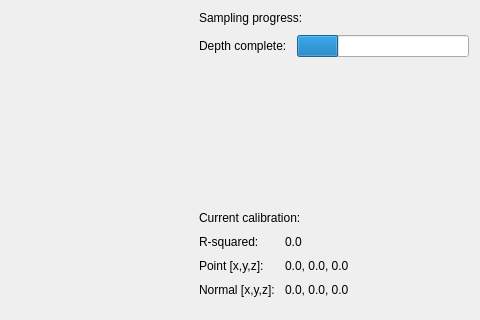
The window that core/spec_calib/forms/posecalibrationview.ui (versatran01/Galt) describes before a commit, drawn with Qt 5; both pictures show x 272 to 752 and y 0 to 320 of the 752 by 434 pixel window.
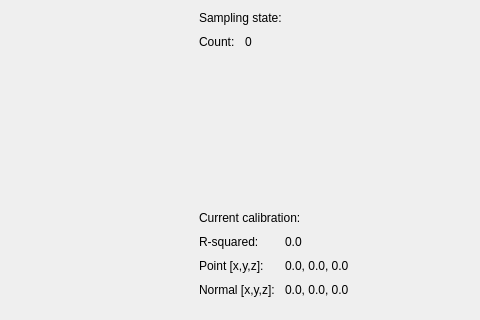
The same window after the commit. Custom widgets are drawn as their Qt base class.

Commit message: Added calibration class, updated UI

```diff
--- a/core/spec_calib/forms/posecalibrationview.ui
+++ b/core/spec_calib/forms/posecalibrationview.ui
@@ -52,7 +52,7 @@
           </sizepolicy>
          </property>
          <property name="text">
-          <string>Sampling progress:</string>
+          <string>Sampling state:</string>
          </property>
         </widget>
        </item>
@@ -61,23 +61,20 @@
          <property name="sizeConstraint">
           <enum>QLayout::SetDefaultConstraint</enum>
          </property>
+         <property name="fieldGrowthPolicy">
+          <enum>QFormLayout::AllNonFixedFieldsGrow</enum>
+         </property>
          <item row="0" column="0">
           <widget class="QLabel" name="depthLabel">
            <property name="text">
-            <string>Depth complete:</string>
+            <string>Count:</string>
            </property>
           </widget>
          </item>
          <item row="0" column="1">
-          <widget class="QProgressBar" name="depthProgress">
-           <property name="value">
-            <number>24</number>
-           </property>
-           <property name="textVisible">
-            <bool>false</bool>
-           </property>
-           <property name="invertedAppearance">
-            <bool>false</bool>
+          <widget class="QLabel" name="numSamples">
+           <property name="text">
+            <string>0</string>
            </property>
           </widget>
          </item>
```
Left out of the diff: 10 changed lines with no effect on the pictures. The commit also changes 8 other files.
